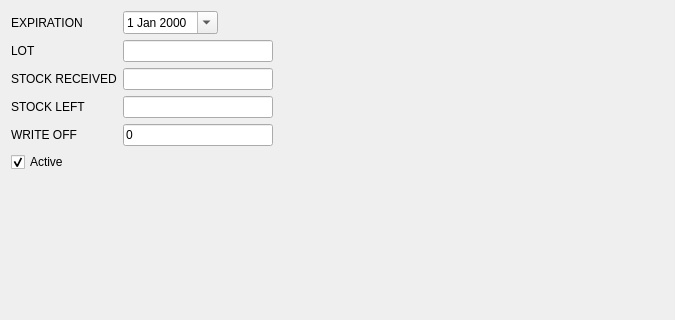
Above: mtrack/asw_page00.ui from kyledevans/Medicine-Track before the change; both pictures show x 0 to 675 and y 0 to 320 of the 675 by 489 pixel window. Below: the same form after it.
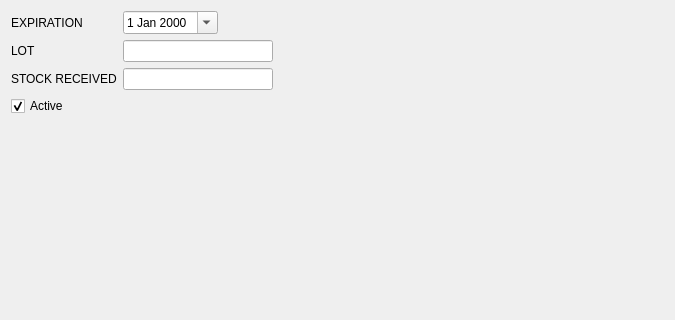
That is the form after the change.

Commit message: Fixed tab orders. 	modified:   mtrack/apharmp_page00.ui 	modified:   mtrack/aprescriberpage_page00.ui 	modified:   mtrack/apw_page00.ui 	modified:   mtrack/apw_page02.ui 	modified:   mtrack/asw_page00.cpp 	modified:   mtrack/asw_page00.ui 	modified:   mtrack/inventoryframe.ui 	modified:   mtrack/nmw_page01.ui 	modified:   mtrack/patientsearch.ui 	modified:   mtrack/pharmacistframe.ui 	modified:   mtrack/prescriberframe.ui 	modified:   mtrack/prescriptionsframe.ui

The edit to the form file:
```diff
--- a/mtrack/asw_page00.ui
+++ b/mtrack/asw_page00.ui
@@ -14,6 +14,9 @@
    <string>WizardPage</string>
   </property>
   <layout class="QFormLayout" name="formLayout">
+   <property name="fieldGrowthPolicy">
+    <enum>QFormLayout::AllNonFixedFieldsGrow</enum>
+   </property>
    <item row="0" column="0">
     <widget class="QLabel" name="expireLabel">
      <property name="text">
@@ -126,89 +129,6 @@
     </layout>
    </item>
    <item row="3" column="0">
-    <widget class="QLabel" name="stockLabel">
-     <property name="text">
-      <string>STOCK LEFT</string>
-     </property>
-    </widget>
-   </item>
-   <item row="3" column="1">
-    <layout class="QHBoxLayout" name="horizontalLayout_4">
-     <item>
-      <widget class="QLineEdit" name="stockField">
-       <property name="minimumSize">
-        <size>
-         <width>150</width>
-         <height>0</height>
-        </size>
-       </property>
-       <property name="maximumSize">
-        <size>
-         <width>150</width>
-         <height>16777215</height>
-        </size>
-       </property>
-      </widget>
-     </item>
-     <item>
-      <spacer name="horizontalSpacer_4">
-       <property name="orientation">
-        <enum>Qt::Horizontal</enum>
-       </property>
-       <property name="sizeHint" stdset="0">
-        <size>
-         <width>40</width>
-         <height>20</height>
-        </size>
-       </property>
-      </spacer>
-     </item>
-    </layout>
-   </item>
-   <item row="4" column="0">
-    <widget class="QLabel" name="writeOffLabel">
-     <property name="text">
-      <string>WRITE OFF</string>
-     </property>
-    </widget>
-   </item>
-   <item row="4" column="1">
-    <layout class="QHBoxLayout" name="horizontalLayout_5">
-     <item>
-      <widget class="QLineEdit" name="writeOffField">
-       <property name="minimumSize">
-        <size>
-         <width>150</width>
-         <height>0</height>
-        </size>
-       </property>
-       <property name="maximumSize">
-        <size>
-         <width>150</width>
-         <height>16777215</height>
-        </size>
-       </property>
-       <property name="text">
-        <string>0</string>
-       </property>
-      </widget>
-     </item>
-     <item>
-      <spacer name="horizontalSpacer_5">
-       <property name="orientation">
-        <enum>Qt::Horizontal</enum>
-       </property>
-       <property name="sizeHint" stdset="0">
-        <size>
-         <width>40</width>
-         <height>20</height>
-        </size>
-       </property>
-      </spacer>
-     </item>
-    </layout>
-   </item>
-   <item row="5" column="0">
     <widget class="QCheckBox" name="activeField">
      <property name="text">
       <string>Active</string>
```
Left out of the diff: 2 changed lines with no effect on the pictures. The commit also changes 11 other files.
